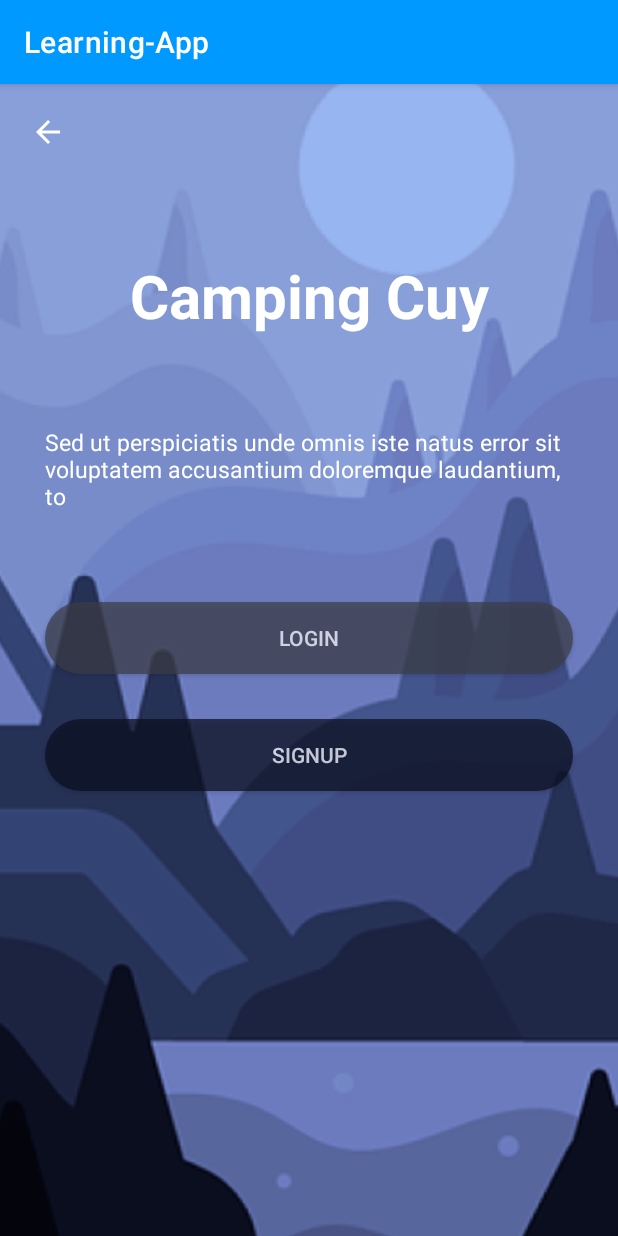
After one commit to Wira07/Learning-App, an Android app: the login screen opened directly, with no data from a screen before it, on a phone screen of 412 x 824 dp. The commit adds this screen. Run offline under Robolectric (Android 15) with nearby library versions, the phone set to English and light mode, and no system bars.

Commit message:
update file baru

```diff
--- a/app/src/main/AndroidManifest.xml
+++ b/app/src/main/AndroidManifest.xml
@@ -12,6 +12,9 @@
         android:supportsRtl="true"
         android:theme="@style/Theme.LearningApp"
         tools:targetApi="31">
+        <activity
+            android:name=".login"
+            android:exported="false" />
         <activity
             android:name=".MainActivity"
             android:exported="false" />
--- a/app/src/main/java/com/example/learning_app/MainActivity.kt
+++ b/app/src/main/java/com/example/learning_app/MainActivity.kt
@@ -13,6 +13,11 @@ class MainActivity : AppCompatActivity() {
         binding = ActivityMainBinding.inflate(layoutInflater)
         setContentView(binding.root)
 
+        binding.button2.setOnClickListener {
+            val intent = Intent(this, login::class.java)
+            intent.putExtra("kunci", "Nilai yang akan Anda kirim")
+            startActivity(intent)
+        }
 
     }
 }
--- /dev/null
+++ b/app/src/main/java/com/example/learning_app/login.kt
@@ -0,0 +1,11 @@
+package com.example.learning_app
+
+import androidx.appcompat.app.AppCompatActivity
+import android.os.Bundle
+
+class login : AppCompatActivity() {
+    override fun onCreate(savedInstanceState: Bundle?) {
+        super.onCreate(savedInstanceState)
+        setContentView(R.layout.activity_login)
+    }
+}
--- /dev/null
+++ b/app/src/main/res/drawable/radius.xml
@@ -0,0 +1,5 @@
+<?xml version="1.0" encoding="utf-8"?>
+<shape xmlns:android="http://schemas.android.com/apk/res/android">
+    <corners android:radius="100dp"/>
+    <solid android:color="@color/viva"/>
+</shape>
--- /dev/null
+++ b/app/src/main/res/drawable/radius2.xml
@@ -0,0 +1,5 @@
+<?xml version="1.0" encoding="utf-8"?>
+<shape xmlns:android="http://schemas.android.com/apk/res/android">
+    <corners android:radius="100dp"/>
+    <solid android:color="@color/viva2"/>
+</shape>
--- /dev/null
+++ b/app/src/main/res/layout/activity_login.xml
@@ -0,0 +1,87 @@
+<?xml version="1.0" encoding="utf-8"?>
+<androidx.constraintlayout.widget.ConstraintLayout xmlns:android="http://schemas.android.com/apk/res/android"
+    xmlns:app="http://schemas.android.com/apk/res-auto"
+    xmlns:tools="http://schemas.android.com/tools"
+    android:layout_width="match_parent"
+    android:id="@+id/backgroud"
+    android:layout_height="match_parent"
+    tools:context=".login">
+
+    <ImageView
+        android:id="@+id/dadan"
+        android:layout_width="950dp"
+        android:layout_height="950dp"
+        android:src="@drawable/backgroud"
+        app:layout_constraintBottom_toBottomOf="parent"
+        app:layout_constraintEnd_toEndOf="parent"
+        app:layout_constraintStart_toStartOf="parent"
+        app:layout_constraintTop_toTopOf="parent" />
+
+    <ImageView
+        android:id="@+id/back"
+        android:layout_width="wrap_content"
+        android:layout_height="wrap_content"
+        android:src="@drawable/baseline_arrow_back_24"
+        android:layout_marginTop="20dp"
+        android:layout_marginStart="20dp"
+        app:layout_constraintTop_toTopOf="parent"
+        app:layout_constraintStart_toStartOf="parent"
+        app:layout_constraintTop_toBottomOf="@+id/backgroud"/>
+
+    <TextView
+        android:id="@+id/camping"
+        android:layout_width="wrap_content"
+        android:layout_height="wrap_content"
+        android:text="@string/CampingCuy"
+        android:textSize="40dp"
+        android:layout_marginTop="70dp"
+        android:textStyle="bold"
+        android:textColor="@color/white"
+        app:layout_constraintEnd_toEndOf="parent"
+        app:layout_constraintStart_toStartOf="parent"
+        app:layout_constraintTop_toBottomOf="@+id/back" />
+
+    <TextView
+        android:id="@+id/lorem"
+        android:layout_width="wrap_content"
+        android:layout_height="wrap_content"
+        android:text="@string/lorem"
+        android:textSize="15dp"
+        android:padding="30dp"
+        android:textColor="@color/white"
+        app:layout_constraintEnd_toEndOf="parent"
+        app:layout_constraintStart_toStartOf="parent"
+        app:layout_constraintTop_toBottomOf="@+id/camping"
+        android:layout_marginTop="30dp"/>
+
+    <androidx.appcompat.widget.AppCompatButton
+        android:id="@+id/button"
+        android:layout_width="match_parent"
+        android:layout_height="wrap_content"
+        android:layout_margin="30dp"
+        android:layout_marginTop="40dp"
+        android:text="@string/login"
+        android:textColor="@color/white"
+        android:alpha="0.7"
+        android:background="@drawable/radius"
+        app:layout_constraintEnd_toEndOf="parent"
+        app:layout_constraintStart_toStartOf="parent"
+        app:layout_constraintTop_toBottomOf="@+id/lorem" />
+
+    <androidx.appcompat.widget.AppCompatButton
+        android:id="@+id/button2"
+        android:layout_width="match_parent"
+        android:layout_height="wrap_content"
+        android:layout_margin="30dp"
+        android:layout_marginTop="0dp"
+        android:textColor="@color/white"
+        android:text="@string/Signup"
+        android:background="@drawable/radius2"
+        android:alpha="0.7"
+        app:layout_constraintEnd_toEndOf="parent"
+        app:layout_constraintStart_toStartOf="parent"
+        app:layout_constraintTop_toBottomOf="@+id/button" />
+
+
+
+</androidx.constraintlayout.widget.ConstraintLayout>
--- a/app/src/main/res/values/colors.xml
+++ b/app/src/main/res/values/colors.xml
@@ -6,4 +6,6 @@
     <color name="gray">#9DAF89</color>
     <color name="button">#9C27B0</color>
     <color name="jingga">#544141</color>
+    <color name="viva">#3C3E47</color>
+    <color name="viva2">#0A0E1F</color>
 </resources>
--- a/app/src/main/res/values/strings.xml
+++ b/app/src/main/res/values/strings.xml
@@ -12,4 +12,8 @@
     <string name="facebook">facebook</string>
     <string name="data">Duis aute irure dolor in reprehenderit in voluptate velit
         esse cillum dolore eu fugiat nulla pariatu</string>
+    <string name="CampingCuy">Camping
+        Cuy</string>
+    <string name="lorem">Sed ut perspiciatis unde omnis iste natus error sit voluptatem accusantium doloremque laudantium, to</string>
+
 </resources>
```
Also changed, not shown: app/src/main/res/drawable/backgroud.png (added), app/src/main/res/layout/activity_main.xml (line endings or trailing spaces).
